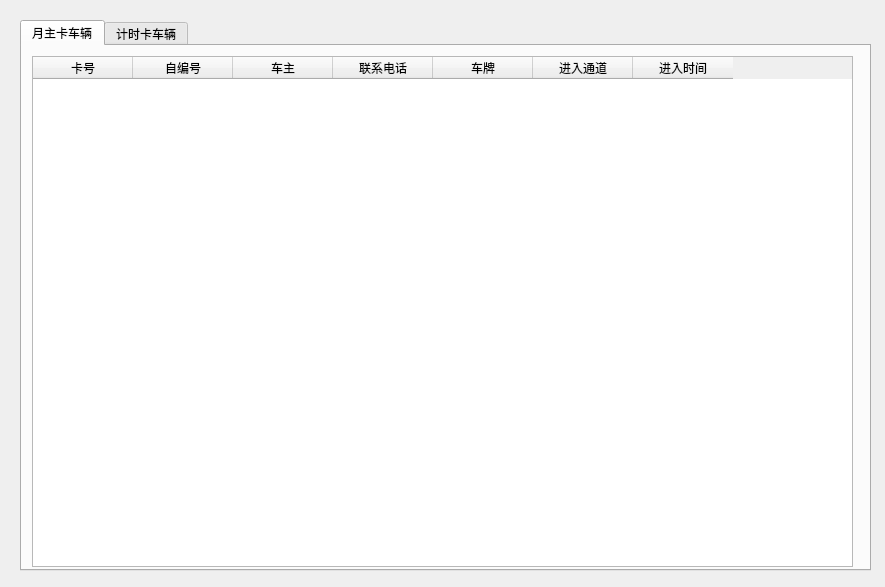
Above: Dialog/dlgstaying.ui from Anne081031/WinParkUI before the change. Below: the same form after it.
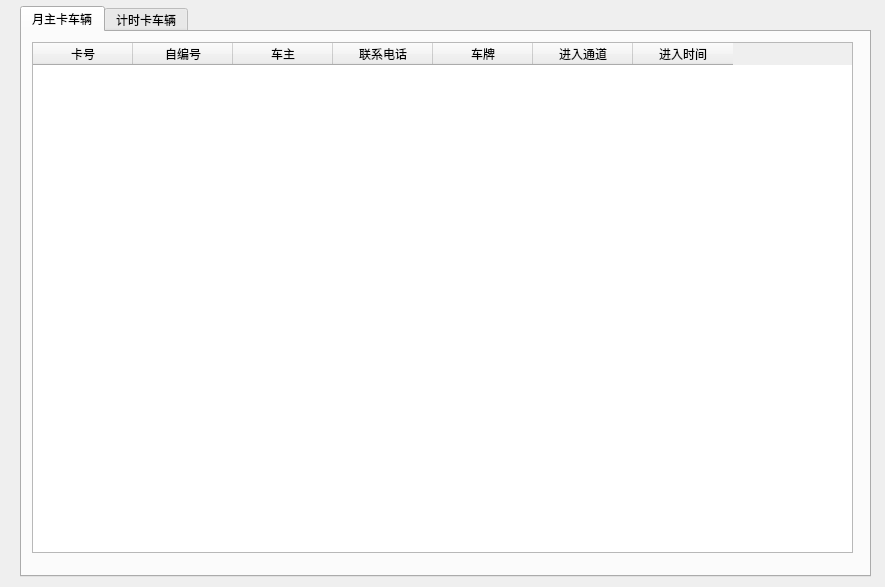
That is the form after the change.

Diff of the .ui file:
```diff
--- a/Dialog/dlgstaying.ui
+++ b/Dialog/dlgstaying.ui
@@ -10,18 +10,6 @@
     <height>587</height>
    </rect>
   </property>
-  <property name="minimumSize">
-   <size>
-    <width>885</width>
-    <height>587</height>
-   </size>
-  </property>
-  <property name="maximumSize">
-   <size>
-    <width>885</width>
-    <height>587</height>
-   </size>
-  </property>
   <property name="windowTitle">
    <string>当前滞留车辆信息</string>
   </property>
@@ -29,17 +17,11 @@
    <property name="geometry">
     <rect>
      <x>20</x>
-     <y>20</y>
+     <y>6</y>
      <width>851</width>
-     <height>551</height>
+     <height>571</height>
     </rect>
    </property>
-   <property name="minimumSize">
-    <size>
-     <width>851</width>
-     <height>551</height>
-    </size>
-   </property>
    <property name="currentIndex">
     <number>0</number>
    </property>
```
Left out of the diff: 6 changed lines with no effect on the pictures.
